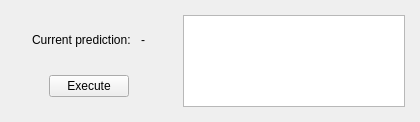
TrojiGareer/MIRA, file src/ui/widgets/predictions_widget.ui: the form before one commit.
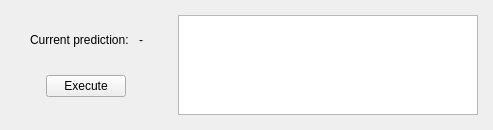
The form after the commit.

What changed in the file:
```diff
--- a/src/ui/widgets/predictions_widget.ui
+++ b/src/ui/widgets/predictions_widget.ui
@@ -113,6 +113,12 @@
    </item>
    <item>
     <widget class="QListWidget" name="listPredictionLog">
+     <property name="minimumSize">
+      <size>
+       <width>300</width>
+       <height>100</height>
+      </size>
+     </property>
      <property name="selectionMode">
       <enum>QAbstractItemView::NoSelection</enum>
      </property>
```
